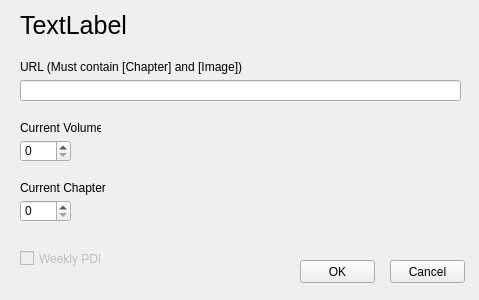
Old version of the form src/setting.ui in the repository BadamBoum/GestionScans.
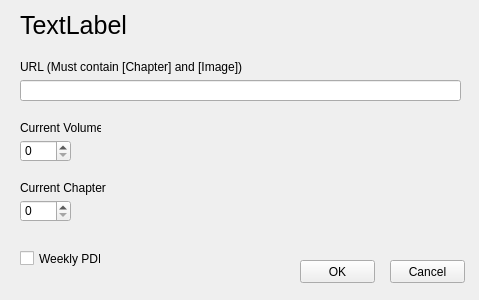
New version of the form.

The edit to the form file:
```diff
--- a/src/setting.ui
+++ b/src/setting.ui
@@ -133,7 +133,7 @@
   </widget>
   <widget class="QCheckBox" name="BoxWeeklyPDF">
    <property name="enabled">
-    <bool>false</bool>
+    <bool>true</bool>
    </property>
    <property name="geometry">
     <rect>
```
